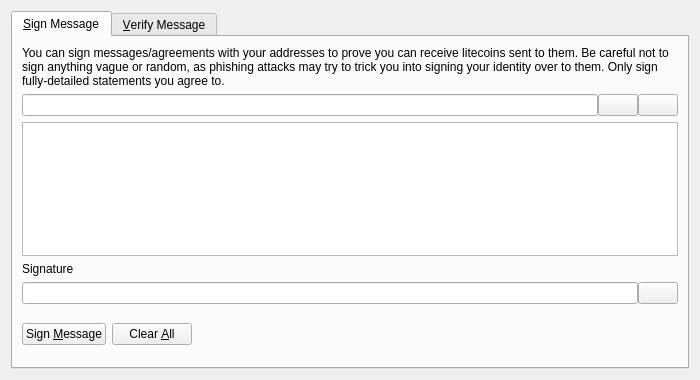
First picture: the form in src/qt/forms/signverifymessagedialog.ui, repository Brianmax/Crypto, before the edit.
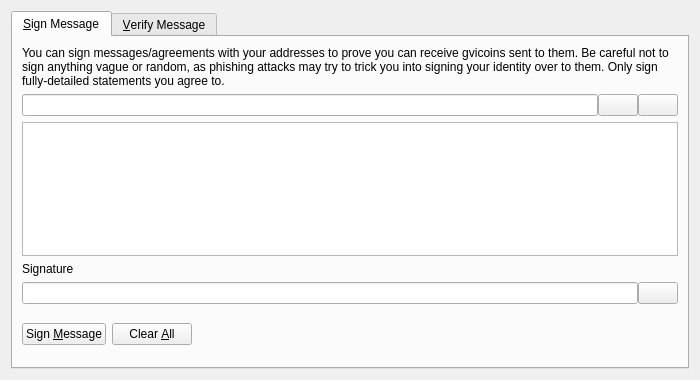
Second picture: the form after the edit. Icons and pictures are not drawn. Custom widgets are drawn as their Qt base class.

Commit message: gvicoin name

```diff
--- a/src/qt/forms/signverifymessagedialog.ui
+++ b/src/qt/forms/signverifymessagedialog.ui
@@ -30,7 +30,7 @@
        <item>
         <widget class="QLabel" name="infoLabel_SM">
          <property name="text">
-          <string>You can sign messages/agreements with your addresses to prove you can receive litecoins sent to them. Be careful not to sign anything vague or random, as phishing attacks may try to trick you into signing your identity over to them. Only sign fully-detailed statements you agree to.</string>
+          <string>You can sign messages/agreements with your addresses to prove you can receive gvicoins sent to them. Be careful not to sign anything vague or random, as phishing attacks may try to trick you into signing your identity over to them. Only sign fully-detailed statements you agree to.</string>
          </property>
          <property name="textFormat">
           <enum>Qt::PlainText</enum>
```
Left out of the diff: 8 changed lines with no effect on the pictures. The commit also changes 207 other files.
